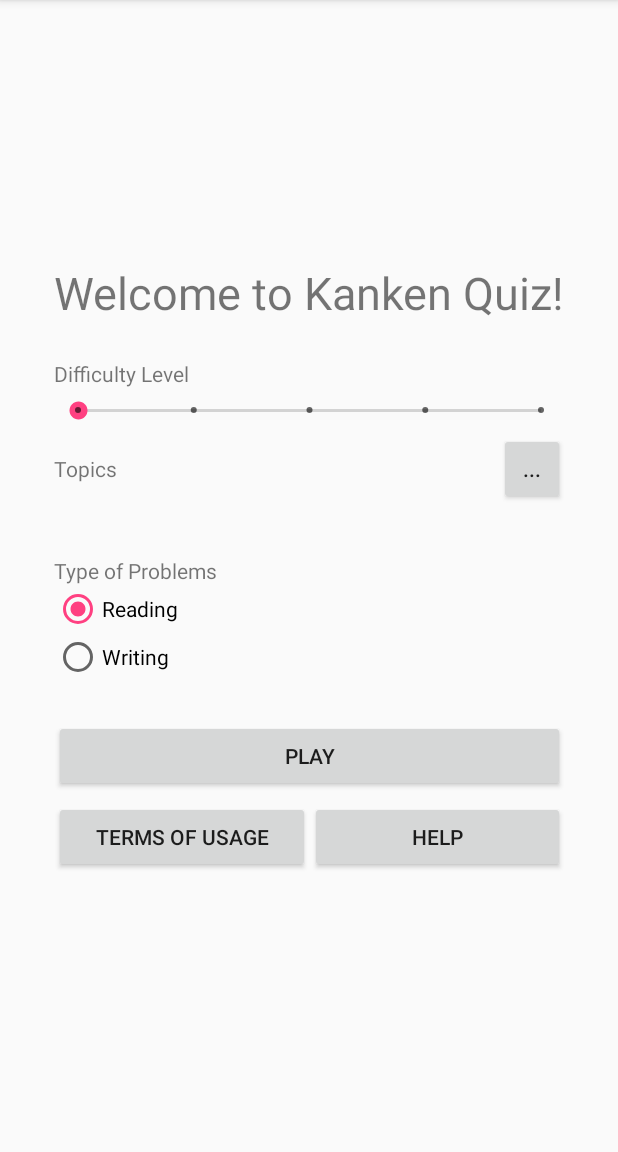
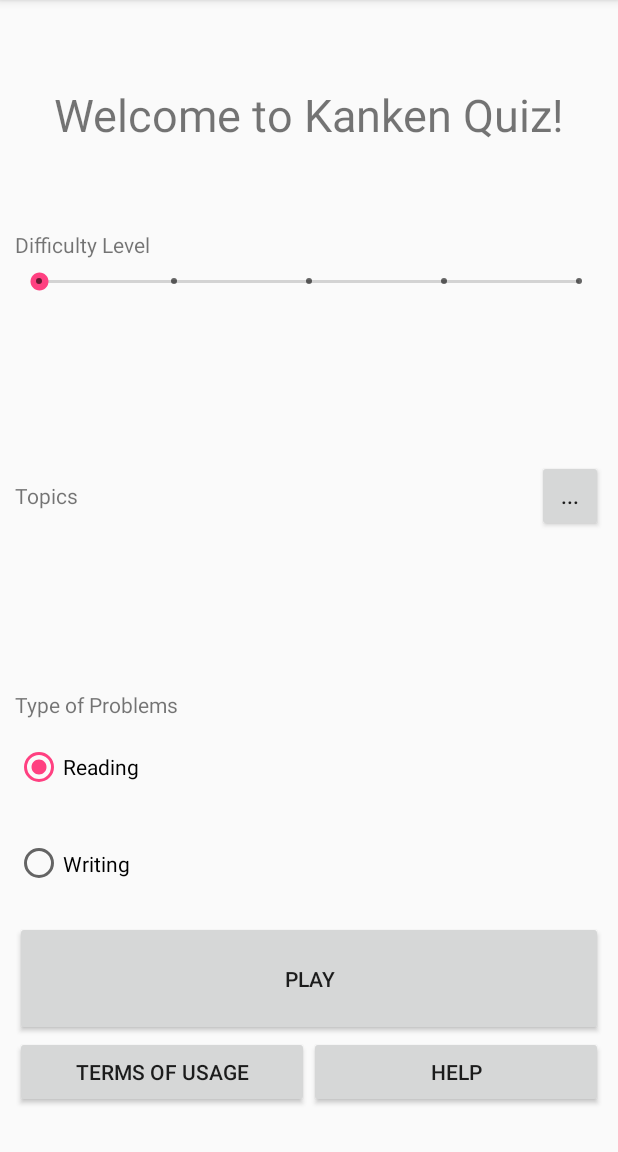
Before and after one commit to FBergeron/KankenFlashcard, an Android app: the QuizSettingsActivity screen opened directly, with no data from a screen before it, on a phone screen of 412 x 824 dp, the part 84-1236 px from its top. Run offline under Robolectric (Android 15) with nearby library versions, the phone set to English and light mode, and no system bars.

Commit message:
Changed layout of Quiz Settings page.

```diff
--- a/app/src/main/res/layout/activity_quiz_settings.xml
+++ b/app/src/main/res/layout/activity_quiz_settings.xml
@@ -1,39 +1,30 @@
 <?xml version="1.0" encoding="utf-8"?>
-<android.support.constraint.ConstraintLayout xmlns:android="http://schemas.android.com/apk/res/android"
+<LinearLayout xmlns:android="http://schemas.android.com/apk/res/android"
     xmlns:app="http://schemas.android.com/apk/res-auto"
     xmlns:tools="http://schemas.android.com/tools"
     android:layout_width="match_parent"
     android:layout_height="match_parent"
+    android:orientation="vertical"
     tools:context=".QuizSettingsActivity">
-
-    <LinearLayout
-        android:layout_width="wrap_content"
-        android:layout_height="wrap_content"
-        android:layout_marginBottom="8dp"
-        android:layout_marginEnd="8dp"
-        android:layout_marginLeft="8dp"
-        android:layout_marginRight="8dp"
-        android:layout_marginStart="8dp"
-        android:layout_marginTop="8dp"
-        android:orientation="vertical"
-        app:layout_constraintBottom_toBottomOf="parent"
-        app:layout_constraintEnd_toEndOf="parent"
-        app:layout_constraintStart_toStartOf="parent"
-        app:layout_constraintTop_toTopOf="parent">
 
     <TextView
         android:id="@+id/textViewWelcome"
         android:layout_width="match_parent"
-            android:layout_height="wrap_content"
-            android:layout_marginBottom="24dp"
+        android:layout_height="0dp"
+        android:layout_marginLeft="@dimen/margin_left_right"
+        android:layout_marginRight="@dimen/margin_left_right"
+        android:layout_weight="20"
+        android:gravity="center"
         android:text="@string/welcome"
         android:textSize="30sp" />
 
     <LinearLayout
         android:id="@+id/layoutQuizLevel"
         android:layout_width="match_parent"
-            android:layout_height="match_parent"
-            android:layout_marginBottom="6dp"
+        android:layout_height="0dp"
+        android:layout_marginLeft="@dimen/margin_left_right"
+        android:layout_marginRight="@dimen/margin_left_right"
+        android:layout_weight="20"
         android:orientation="vertical">
 
         <TextView
@@ -56,8 +47,10 @@
     <LinearLayout
         android:id="@+id/layoutQuizTopics"
         android:layout_width="match_parent"
-            android:layout_height="match_parent"
-            android:layout_marginBottom="6dp"
+        android:layout_height="0dp"
+        android:layout_marginLeft="@dimen/margin_left_right"
+        android:layout_marginRight="@dimen/margin_left_right"
+        android:layout_weight="20"
         android:orientation="vertical">
 
         <LinearLayout
@@ -98,8 +91,10 @@
     <LinearLayout
         android:id="@+id/layoutQuizType"
         android:layout_width="match_parent"
-            android:layout_height="match_parent"
-            android:layout_marginBottom="20dp"
+        android:layout_height="0dp"
+        android:layout_marginLeft="@dimen/margin_left_right"
+        android:layout_marginRight="@dimen/margin_left_right"
+        android:layout_weight="20"
         android:orientation="vertical">
 
         <TextView
@@ -135,20 +130,24 @@
     <Button
         android:id="@+id/buttonStartQuiz"
         android:layout_width="match_parent"
-            android:layout_height="wrap_content"
-            android:layout_marginBottom="6dp"
+        android:layout_height="0dp"
+        android:layout_marginLeft="@dimen/margin_left_right"
+        android:layout_marginRight="@dimen/margin_left_right"
+        android:layout_weight="10"
         android:onClick="startQuiz"
         android:text="@string/button_start_quiz" />
 
     <LinearLayout
         android:layout_width="match_parent"
-            android:layout_height="match_parent"
-            android:layout_marginBottom="6dp"
+        android:layout_height="0dp"
+        android:layout_marginLeft="@dimen/margin_left_right"
+        android:layout_marginRight="@dimen/margin_left_right"
+        android:layout_weight="10"
         android:orientation="horizontal">
 
         <Button
             android:id="@+id/buttonShowTermsOfUsage"
-                android:layout_width="match_parent"
+            android:layout_width="0dp"
             android:layout_height="wrap_content"
             android:layout_weight="1"
             android:onClick="showTermsOfUsage"
@@ -156,14 +155,11 @@
 
         <Button
             android:id="@+id/buttonShowDirections"
-                android:layout_width="match_parent"
+            android:layout_width="0dp"
             android:layout_height="wrap_content"
-                android:layout_marginBottom="6dp"
             android:layout_weight="1"
             android:onClick="showDirections"
             android:text="@string/button_show_directions" />
     </LinearLayout>
 
 </LinearLayout>
-
-</android.support.constraint.ConstraintLayout>
--- a/app/src/main/res/values-large/dimens.xml
+++ b/app/src/main/res/values-large/dimens.xml
@@ -1,5 +1,6 @@
 <?xml version="1.0" encoding="utf-8"?>
 <resources>
+    <dimen name="margin_left_right">40sp</dimen>
     <dimen name="button_kana_text_size">40sp</dimen>
     <dimen name="button_kanji_text_size">40sp</dimen>
     <dimen name="button_kanji_medium_text_size">60sp</dimen>
--- a/app/src/main/res/values/dimens.xml
+++ b/app/src/main/res/values/dimens.xml
@@ -1,5 +1,6 @@
 <?xml version="1.0" encoding="utf-8"?>
 <resources>
+    <dimen name="margin_left_right">10sp</dimen>
     <dimen name="button_kana_text_size">20sp</dimen>
     <dimen name="button_kanji_text_size">20sp</dimen>
     <dimen name="button_kanji_medium_text_size">30sp</dimen>
```
Lines whose indentation alone changed are shown as unchanged.
